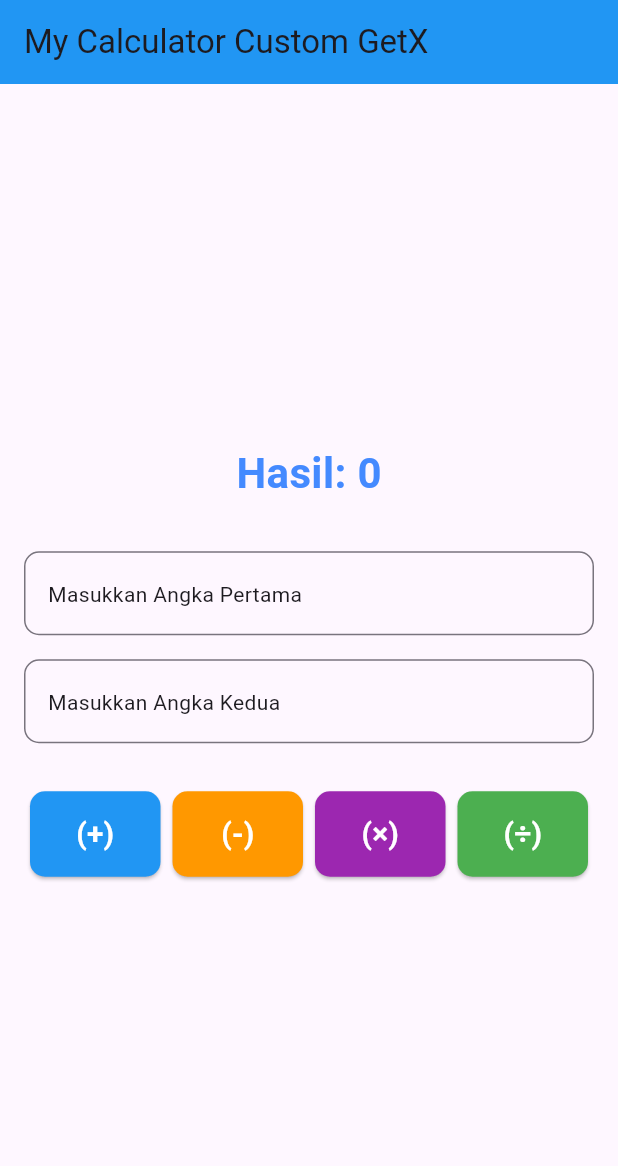
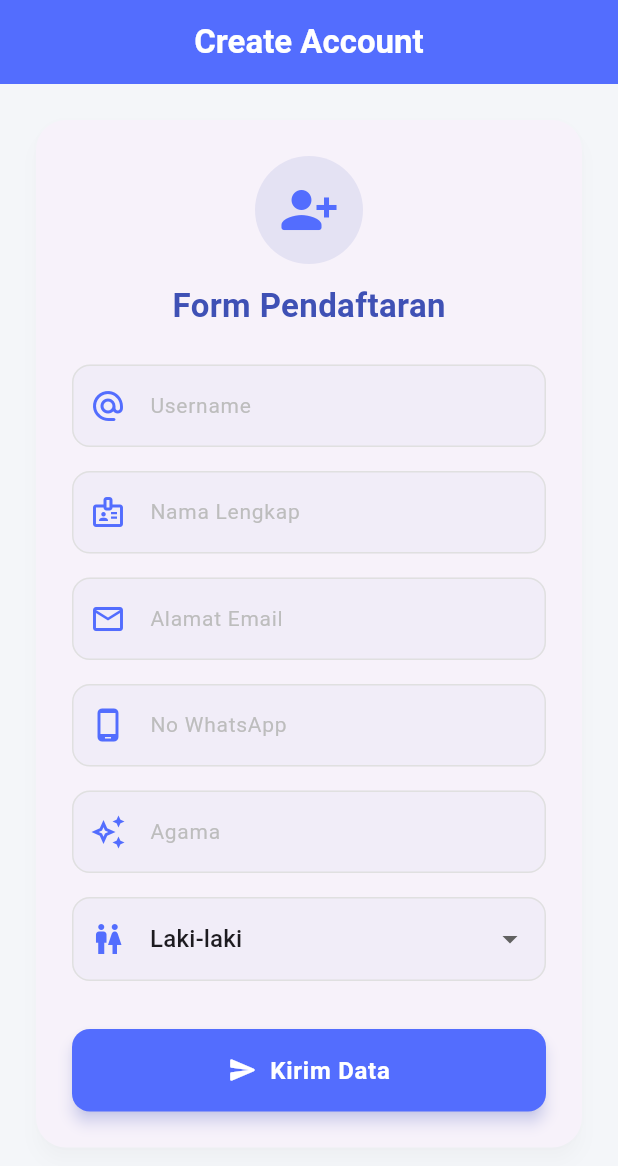
Before and after one commit to btv8d/BelajarFlutter11PPLG2, a Flutter app: the screen it shows after launch, on a phone screen of 412 x 824 dp. Shown: the top 1166 px of the screen. Run offline on Flutter 3.47's test engine with Material 3 defaults, Android fonts, the phone set to English and light mode, and no system bars; our stand-ins replace get.

Commit message:
update registration form

```diff
--- a/lib/components/custom_button.dart
+++ b/lib/components/custom_button.dart
@@ -5,6 +5,7 @@ class CustomButton extends StatelessWidget {
   final VoidCallback onPressed;
   final Color textColor;
   final Color buttonColor;
+  final IconData? icon;
 
   const CustomButton({
     super.key,
@@ -12,6 +13,7 @@ class CustomButton extends StatelessWidget {
     required this.onPressed,
     required this.textColor,
     required this.buttonColor,
+    this.icon,
   });
 
   @override
@@ -20,18 +22,30 @@ class CustomButton extends StatelessWidget {
       onPressed: onPressed,
       style: ElevatedButton.styleFrom(
         backgroundColor: buttonColor,
+        elevation: 4,
+        shadowColor: buttonColor.withOpacity(0.4),
         shape: RoundedRectangleBorder(
-          borderRadius: BorderRadius.circular(10),
+          borderRadius: BorderRadius.circular(12),
         ),
-        padding: const EdgeInsets.symmetric(vertical: 14),
+        padding: const EdgeInsets.symmetric(vertical: 16),
       ),
-      child: Text(
-        textButton,
-        style: TextStyle(
-          fontSize: 20,
-          color: textColor,
-          fontWeight: FontWeight.bold,
-        ),
+      child: Row(
+        mainAxisAlignment: MainAxisAlignment.center,
+        children: [
+          if (icon != null) ...[
+            Icon(icon, color: textColor, size: 20),
+            const SizedBox(width: 8),
+          ],
+          Text(
+            textButton,
+            style: TextStyle(
+              fontSize: 16,
+              color: textColor,
+              fontWeight: FontWeight.bold,
+              letterSpacing: 0.5,
+            ),
+          ),
+        ],
       ),
     );
   }
--- a/lib/components/custom_textfield.dart
+++ b/lib/components/custom_textfield.dart
@@ -1,24 +1,42 @@
 import 'package:flutter/material.dart';
 
 class CustomTextfield extends StatelessWidget {
-  //variable
   final String myHint;
   final TextEditingController txtController;
+  final IconData? prefixIcon;
+  final TextInputType keyboardType;
 
   const CustomTextfield({
     super.key,
     required this.myHint,
     required this.txtController,
-    });
-
+    this.prefixIcon,
+    this.keyboardType = TextInputType.text,
+  });
 
   @override
   Widget build(BuildContext context) {
     return TextField(
       controller: txtController,
+      keyboardType: keyboardType,
+      style: const TextStyle(fontSize: 15),
       decoration: InputDecoration(
-        hint: Text(myHint),
-        border: OutlineInputBorder(borderRadius: BorderRadius.circular(10)),
+        hintText: myHint,
+        hintStyle: TextStyle(color: Colors.grey[400], fontSize: 14),
+        prefixIcon: prefixIcon != null
+            ? Icon(prefixIcon, color: Colors.indigoAccent)
+            : null,
+        filled: true,
+        fillColor: Colors.indigo.withOpacity(0.03),
+        contentPadding: const EdgeInsets.symmetric(horizontal: 16, vertical: 16),
+        enabledBorder: OutlineInputBorder(
+          borderRadius: BorderRadius.circular(12),
+          borderSide: BorderSide(color: Colors.grey[300]!),
+        ),
+        focusedBorder: OutlineInputBorder(
+          borderRadius: BorderRadius.circular(12),
+          borderSide: const BorderSide(color: Colors.indigoAccent, width: 2),
+        ),
       ),
     );
   }
--- /dev/null
+++ b/lib/controllers/confirm_registration_controller.dart
@@ -0,0 +1,13 @@
+import 'package:get/get.dart';
+
+class ConfirmRegistrationController extends GetxController{
+  late String username;
+  late String nama_lengkap;
+
+  void onInit(){
+    super.onInit();
+    final arguments = Get.arguments;
+    username = arguments['username'];
+    nama_lengkap = arguments['nama_lengkap'];
+  }
+}
--- /dev/null
+++ b/lib/controllers/registration_controller.dart
@@ -0,0 +1,3 @@
+import 'package:get/get.dart';
+
+class RegistrationController extends GetxController{}
--- a/lib/main.dart
+++ b/lib/main.dart
@@ -1,6 +1,6 @@
 import 'package:flutter/material.dart';
 import 'package:get/get.dart';
-import 'kalkulator_page.dart';
+import 'package:tugas_login_flutter/routers.dart';
 
 void main() {
   runApp(const MyApp());
@@ -11,6 +11,11 @@ class MyApp extends StatelessWidget {
 
   @override
   Widget build(BuildContext context) {
-    return GetMaterialApp(home: MyCalculator());
+    return GetMaterialApp(
+      title: "Belajar Flutter GetX",
+      initialRoute: Routes.registration,
+      getPages: Routes.myPages,
+      debugShowCheckedModeBanner: false,
+    );
   }
 }
--- a/lib/pages/registration_page.dart
+++ b/lib/pages/registration_page.dart
@@ -1,109 +1,186 @@
 import 'package:flutter/material.dart';
+import 'package:get/get.dart';
+import 'package:tugas_login_flutter/components/custom_textfield.dart';
+import 'package:tugas_login_flutter/components/custom_button.dart';
+import 'package:tugas_login_flutter/components/custom_text.dart';
+import 'package:tugas_login_flutter/routers.dart';
 
-class FormRegisterPage extends StatefulWidget {
-  const FormRegisterPage({super.key});
+class RegistrationPage extends StatefulWidget {
+  const RegistrationPage({super.key});
 
   @override
-  State<FormRegisterPage> createState() => _FormRegisterPageState();
+  State<RegistrationPage> createState() => _RegistrationPageState();
 }
 
-class _FormRegisterPageState extends State<FormRegisterPage> {
-  // Controller untuk mengambil data input dari user
+class _RegistrationPageState extends State<RegistrationPage> {
   final TextEditingController txtUsername = TextEditingController();
+  final TextEditingController txtNamaLengkap = TextEditingController();
   final TextEditingController txtEmail = TextEditingController();
-  final TextEditingController txtNoTelp = TextEditingController();
-  final TextEditingController txtPassword = TextEditingController();
+  final TextEditingController txtNoWa = TextEditingController();
+  final TextEditingController txtAgama = TextEditingController();
+
+  String selectedGender = "Laki-laki";
+
+  @override
+  void dispose() {
+    txtUsername.dispose();
+    txtNamaLengkap.dispose();
+    txtEmail.dispose();
+    txtNoWa.dispose();
+    txtAgama.dispose();
+    super.dispose();
+  }
 
   @override
   Widget build(BuildContext context) {
     return Scaffold(
-      // AppBar di bagian atas
+      backgroundColor: const Color(0xFFF4F6F9),
       appBar: AppBar(
-        title: const Text("Form Registrasi"),
-        backgroundColor: Colors.blue,
+        title: const Text("Create Account", style: TextStyle(fontWeight: FontWeight.bold)),
+        backgroundColor: Colors.indigoAccent,
+        foregroundColor: Colors.white,
+        centerTitle: true,
+        elevation: 0,
       ),
-      // Body utama menggunakan Column di dalam Padding
-      body: Padding(
-        padding: const EdgeInsets.all(16.0),
+      body: SingleChildScrollView(
+        padding: const EdgeInsets.all(20.0),
         child: Column(
-          mainAxisAlignment: MainAxisAlignment.center,
+          children: [
+            // Card Container untuk Form
+            Card(
+              elevation: 5,
+              shadowColor: Colors.black12,
+              shape: RoundedRectangleBorder(
+                borderRadius: BorderRadius.circular(20),
+              ),
+              child: Padding(
+                padding: const EdgeInsets.all(24.0),
+                child: Column(
                   crossAxisAlignment: CrossAxisAlignment.stretch,
                   children: [
-            const Text(
-              "Silakan Lengkapi Data Diri",
-              textAlign: TextAlign.center,
-              style: TextStyle(
+                    // Header Form
+                    Center(
+                      child: Container(
+                        padding: const EdgeInsets.all(16),
+                        decoration: BoxDecoration(
+                          color: Colors.indigo.withOpacity(0.1),
+                          shape: BoxShape.circle,
+                        ),
+                        child: const Icon(
+                          Icons.person_add_alt_1_rounded,
+                          size: 40,
+                          color: Colors.indigoAccent,
+                        ),
+                      ),
+                    ),
+                    const SizedBox(height: 12),
+                    const Center(
+                      child: CustomText(
+                        text: "Form Pendaftaran",
                         fontSize: 22,
                         fontWeight: FontWeight.bold,
-                color: Colors.blueAccent,
+                        color: Colors.indigo,
                       ),
                     ),
                     const SizedBox(height: 24),
 
-            // Input Username (txtusn)
-            TextField(
-              controller: txtUsername,
-              decoration: const InputDecoration(
-                labelText: "Username",
-                border: OutlineInputBorder(),
-                prefixIcon: Icon(Icons.person),
-              ),
+                    // Input Username
+                    CustomTextfield(
+                      myHint: "Username",
+                      txtController: txtUsername,
+                      prefixIcon: Icons.alternate_email_rounded,
                     ),
                     const SizedBox(height: 16),
 
-            // Input Email (txtemail)
-            TextField(
-              controller: txtEmail,
-              keyboardType: TextInputType.emailAddress,
-              decoration: const InputDecoration(
-                labelText: "Email",
-                border: OutlineInputBorder(),
-                prefixIcon: Icon(Icons.email),
-              ),
+                    // Input Nama Lengkap
+                    CustomTextfield(
+                      myHint: "Nama Lengkap",
+                      txtController: txtNamaLengkap,
+                      prefixIcon: Icons.badge_outlined,
                     ),
                     const SizedBox(height: 16),
 
-            // Input No Telepon (txtnotelp)
-            TextField(
-              controller: txtNoTelp,
-              keyboardType: TextInputType.phone,
-              decoration: const InputDecoration(
-                labelText: "Nomor Telepon",
-                border: OutlineInputBorder(),
-                prefixIcon: Icon(Icons.phone),
-              ),
+                    // Input Email
+                    CustomTextfield(
+                      myHint: "Alamat Email",
+                      txtController: txtEmail,
+                      prefixIcon: Icons.email_outlined,
+                      keyboardType: TextInputType.emailAddress,
                     ),
                     const SizedBox(height: 16),
 
-            // Input Password (dll)
-            TextField(
-              controller: txtPassword,
-              obscureText: true,
-              decoration: const InputDecoration(
-                labelText: "Password",
-                border: OutlineInputBorder(),
-                prefixIcon: Icon(Icons.lock),
+                    //no wa
+                    CustomTextfield(
+                      myHint: "No WhatsApp",
+                      txtController: txtNoWa,
+                      prefixIcon: Icons.phone_android_outlined,
+                      keyboardType: TextInputType.number,
+                    ),
+                    const SizedBox(height: 16),
+
+                    //agama
+                    CustomTextfield(
+                      myHint: "Agama",
+                      txtController: txtAgama,
+                      prefixIcon: Icons.auto_awesome_outlined,
+                    ),
+                    const SizedBox(height: 16),
+
+                    //jk
+                    DropdownButtonFormField<String>(
+                      value: selectedGender,
+                      decoration: InputDecoration(
+                        prefixIcon: const Icon(Icons.wc_outlined, color: Colors.indigoAccent),
+                        filled: true,
+                        fillColor: Colors.indigo.withOpacity(0.03),
+                        contentPadding: const EdgeInsets.symmetric(horizontal: 16, vertical: 16),
+                        enabledBorder: OutlineInputBorder(
+                          borderRadius: BorderRadius.circular(12),
+                          borderSide: BorderSide(color: Colors.grey[300]!),
+                        ),
+                        focusedBorder: OutlineInputBorder(
+                          borderRadius: BorderRadius.circular(12),
+                          borderSide: const BorderSide(color: Colors.indigoAccent, width: 2),
                         ),
                       ),
-            const SizedBox(height: 24),
+                      items: ["Laki-laki", "Perempuan"].map((String value) {
+                        return DropdownMenuItem<String>(
+                          value: value,
+                          child: Text(value),
+                        );
+                      }).toList(),
+                      onChanged: (newValue) {
+                        if (newValue != null) {
+                          setState(() {
+                            selectedGender = newValue;
+                          });
+                        }
+                      },
+                    ),
+                    const SizedBox(height: 32),
 
-            // Tombol Simpan / Kirim
-            ElevatedButton(
-              style: ElevatedButton.styleFrom(
-                backgroundColor: Colors.blue,
-                padding: const EdgeInsets.symmetric(vertical: 14),
+                    // Tombol Send
+                    CustomButton(
+                      textButton: "Kirim Data",
+                      icon: Icons.send_rounded,
+                      textColor: Colors.white,
+                      buttonColor: Colors.indigoAccent,
+                      onPressed: () {
+                        Get.toNamed(
+                          Routes.confirm_registration,
+                          arguments: {
+                            "username": txtUsername.text,
+                            "nama_lengkap": txtNamaLengkap.text,
+                            "email": txtEmail.text,
+                            "no_wa": txtNoWa.text,
+                            "agama": txtAgama.text,
+                            "jenis_kelamin": selectedGender,
+                          },
+                        );
+                      },
                     ),
-              onPressed: () {
-                // Aksi ketika tombol ditekan
-                String username = txtUsername.text;
-                String email = txtEmail.text;
-                String noTelp = txtNoTelp.text;
-
-                print("Username: $username, Email: $email, No Telp: $noTelp");
-              },
-              child: const Text(
-                "Simpan",
-                style: TextStyle(fontSize: 16, color: Colors.white),
+                  ],
+                ),
               ),
             ),
           ],
--- /dev/null
+++ b/lib/routers.dart
@@ -0,0 +1,16 @@
+import 'package:get/get.dart';
+import 'package:tugas_login_flutter/pages/confirm_registration_page.dart';
+import 'package:tugas_login_flutter/pages/registration_page.dart';
+
+class Routes {
+  static const String registration = "/registration";
+  static const String confirm_registration = "/confirm_registration";
+  //dll
+
+  //masukkan ke myPages array
+  static final myPages = [
+    GetPage(name: registration, page: () => RegistrationPage()),
+    GetPage(name: confirm_registration, page: () => ConfirmRegistrationPage())
+    //dll
+  ];
+}
```
Also changed, not shown: lib/pages/confirm_registration_page.dart (added, +133 -0 lines), main.dart (+6 -4 lines). Lines whose indentation alone changed are shown as unchanged.
